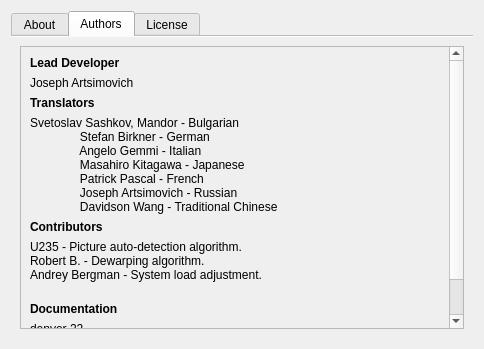
This is ui/AboutDialog.ui in ImageProcessing-ElectronicPublications/scantailor-deviant as Qt 5 draws it before an edit. The edited form follows.
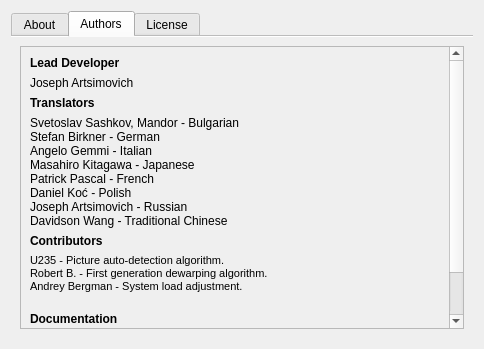
This is the edited form. The open tabs and pages were chosen to show the change. Icons and pictures are not drawn.

Commit message: New translation: Polish

Patch:
```diff
--- a/ui/AboutDialog.ui
+++ b/ui/AboutDialog.ui
@@ -110,9 +110,9 @@
           <property name="geometry">
            <rect>
             <x>0</x>
-            <y>0</y>
+            <y>-38</y>
             <width>425</width>
-            <height>313</height>
+            <height>326</height>
            </rect>
           </property>
           <layout class="QVBoxLayout" name="verticalLayout_2">
@@ -147,12 +147,13 @@
             <widget class="QLabel" name="label_8">
              <property name="text">
               <string>Svetoslav Sashkov, Mandor - Bulgarian
-               Stefan Birkner - German
-               Angelo Gemmi - Italian
-               Masahiro Kitagawa - Japanese
-               Patrick Pascal - French
-               Joseph Artsimovich - Russian
-               Davidson Wang - Traditional Chinese</string>
+Stefan Birkner - German
+Angelo Gemmi - Italian
+Masahiro Kitagawa - Japanese
+Patrick Pascal - French
+Daniel Koć - Polish
+Joseph Artsimovich - Russian
+Davidson Wang - Traditional Chinese</string>
              </property>
             </widget>
            </item>
@@ -169,10 +170,14 @@
            <item>
             <widget class="QLabel" name="label_9">
              <property name="text">
-              <string>U235 - Picture auto-detection algorithm.
-Robert B. - Dewarping algorithm.
-Andrey Bergman - System load adjustment.
-</string>
+              <string>&lt;!DOCTYPE HTML PUBLIC &quot;-//W3C//DTD HTML 4.0//EN&quot; &quot;http://www.w3.org/TR/REC-html40/strict.dtd&quot;&gt;
+&lt;html&gt;&lt;head&gt;&lt;meta name=&quot;qrichtext&quot; content=&quot;1&quot; /&gt;&lt;style type=&quot;text/css&quot;&gt;
+p, li { white-space: pre-wrap; }
+&lt;/style&gt;&lt;/head&gt;&lt;body style=&quot; font-family:'MS Shell Dlg 2'; font-size:8.25pt; font-weight:400; font-style:normal;&quot;&gt;
+&lt;p style=&quot; margin-top:0px; margin-bottom:0px; margin-left:0px; margin-right:0px; -qt-block-indent:0; text-indent:0px;&quot;&gt;&lt;span style=&quot; font-size:8pt;&quot;&gt;U235 - Picture auto-detection algorithm.&lt;/span&gt;&lt;/p&gt;
+&lt;p style=&quot; margin-top:0px; margin-bottom:0px; margin-left:0px; margin-right:0px; -qt-block-indent:0; text-indent:0px;&quot;&gt;&lt;span style=&quot; font-size:8pt;&quot;&gt;Robert B. - First generation dewarping algorithm.&lt;/span&gt;&lt;/p&gt;
+&lt;p style=&quot; margin-top:0px; margin-bottom:0px; margin-left:0px; margin-right:0px; -qt-block-indent:0; text-indent:0px;&quot;&gt;&lt;span style=&quot; font-size:8pt;&quot;&gt;Andrey Bergman - System load adjustment.&lt;/span&gt;&lt;/p&gt;
+&lt;p style=&quot;-qt-paragraph-type:empty; margin-top:0px; margin-bottom:0px; margin-left:0px; margin-right:0px; -qt-block-indent:0; text-indent:0px; font-size:8pt;&quot;&gt;&lt;/p&gt;&lt;/body&gt;&lt;/html&gt;</string>
              </property>
             </widget>
            </item>
```
Left out of the diff: 3 changed lines with no effect on the pictures. The commit also changes 2 other files.
